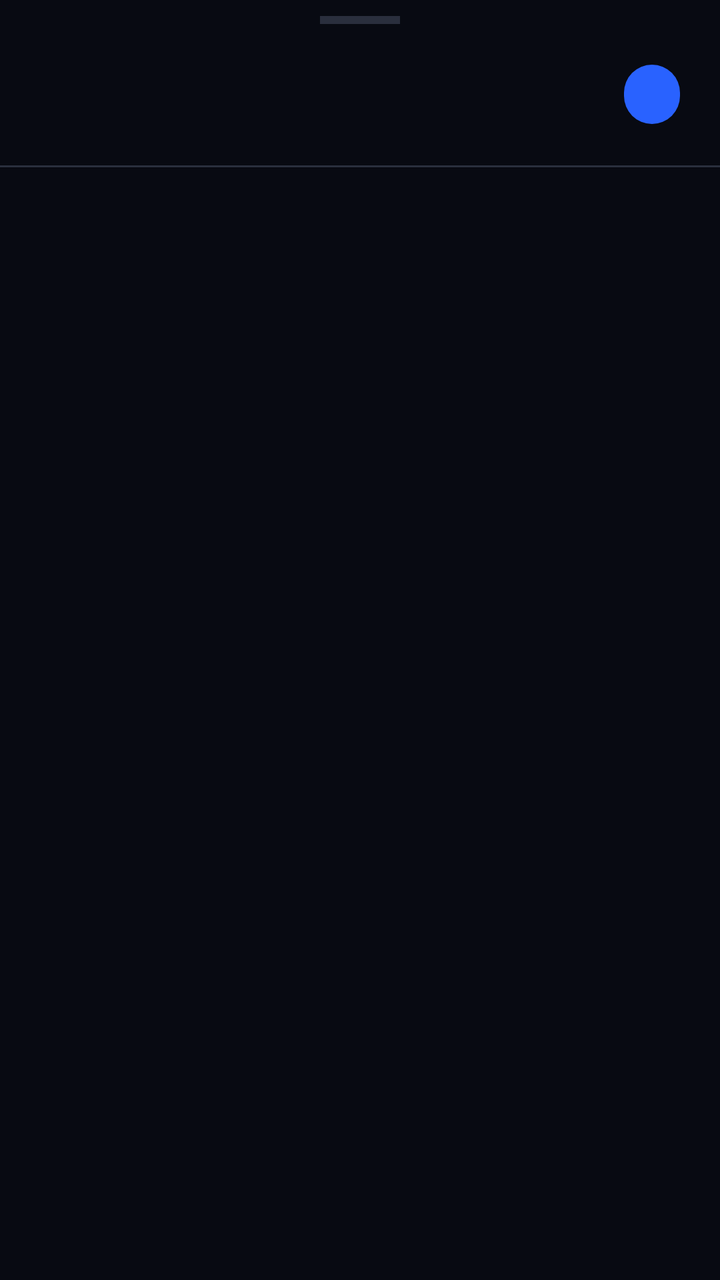
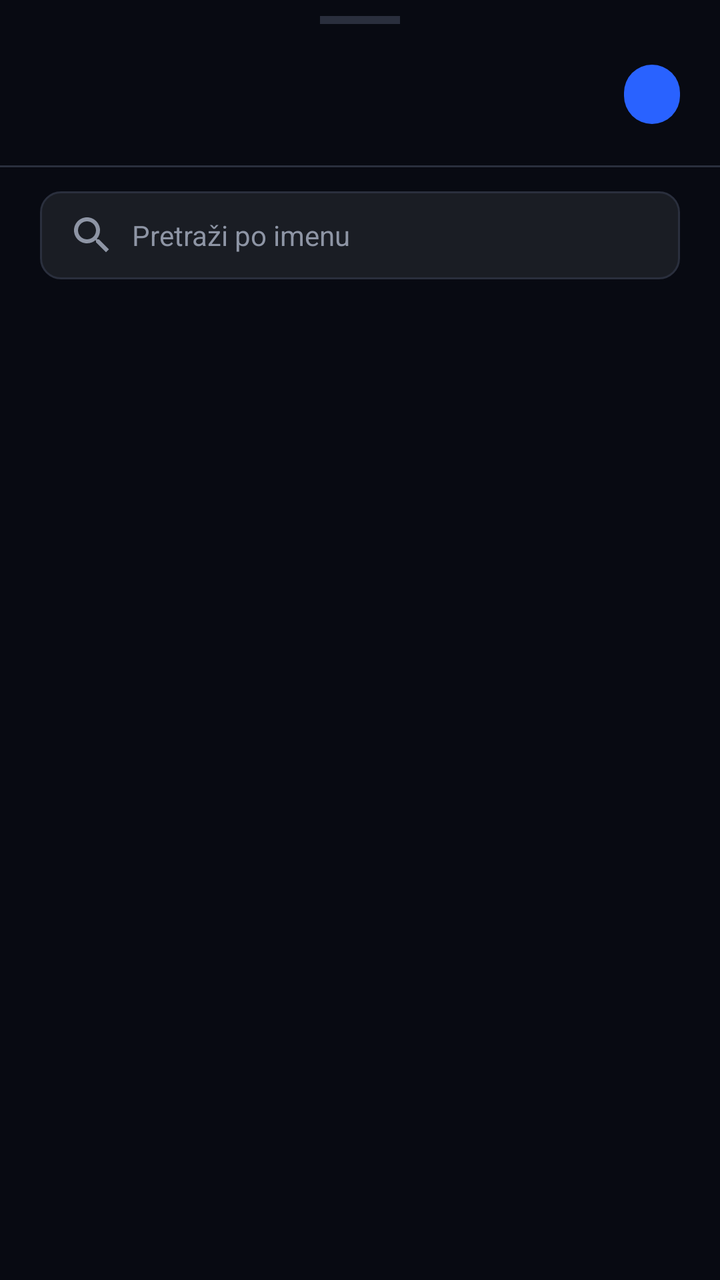

An Android layout rendered at two revisions. The XML below is the earlier revision; the diff shows what the commit changed to produce the second picture.
<!-- AndroidManifest.xml: application theme Theme.FootMash -->
<!-- res/layout/bottom_sheet_player_market.xml -->
<?xml version="1.0" encoding="utf-8"?>
<LinearLayout xmlns:android="http://schemas.android.com/apk/res/android"
    android:layout_width="match_parent"
    android:layout_height="match_parent"
    android:orientation="vertical"
    android:background="@color/background">

    
    <View
        android:layout_width="40dp"
        android:layout_height="4dp"
        android:layout_gravity="center_horizontal"
        android:layout_marginTop="8dp"
        android:layout_marginBottom="12dp"
        android:background="@color/divider" />

    <LinearLayout
        android:layout_width="match_parent"
        android:layout_height="wrap_content"
        android:orientation="horizontal"
        android:paddingHorizontal="20dp"
        android:paddingBottom="12dp"
        android:gravity="center_vertical">

        <LinearLayout
            android:layout_width="0dp"
            android:layout_height="wrap_content"
            android:layout_weight="1"
            android:orientation="vertical">

            <TextView
                android:id="@+id/textSlotTitle"
                android:layout_width="wrap_content"
                android:layout_height="wrap_content"
                android:textColor="@color/text_primary"
                android:textSize="20sp"
                android:textStyle="bold" />

            <TextView
                android:id="@+id/textSlotSubtitle"
                android:layout_width="wrap_content"
                android:layout_height="wrap_content"
                android:textColor="@color/text_secondary"
                android:textSize="13sp"
                android:layout_marginTop="2dp" />

        </LinearLayout>

        <TextView
            android:id="@+id/textBudgetChip"
            android:layout_width="wrap_content"
            android:layout_height="wrap_content"
            android:background="@drawable/bg_pill_selected"
            android:textColor="@color/text_on_primary"
            android:textSize="13sp"
            android:textStyle="bold"
            android:paddingHorizontal="14dp"
            android:paddingVertical="6dp" />

    </LinearLayout>

    <View
        android:layout_width="match_parent"
        android:layout_height="1dp"
        android:background="@color/divider" />

    <TextView
        android:id="@+id/textEmpty"
        android:layout_width="match_parent"
        android:layout_height="wrap_content"
        android:text="Nema dostupnih igrača za ovaj proračun."
        android:textColor="@color/text_secondary"
        android:textSize="14sp"
        android:gravity="center"
        android:padding="24dp"
        android:visibility="gone" />

    <androidx.recyclerview.widget.RecyclerView
        android:id="@+id/recyclerCandidates"
        android:layout_width="match_parent"
        android:layout_height="0dp"
        android:layout_weight="1"
        android:paddingTop="8dp"
        android:paddingBottom="16dp"
        android:clipToPadding="false" />

</LinearLayout>
<!-- resources referenced by this layout -->
<resources>
  <color name="background">#080A12</color>
  <color name="divider">#2A2F3D</color>
  <color name="text_on_primary">#FFFFFF</color>
  <color name="text_primary">#FFFFFF</color>
  <color name="text_secondary">#8E95A5</color>
  <!-- drawable bg_pill_selected (drawable) -->
  <?xml version="1.0" encoding="utf-8"?>
  <shape xmlns:android="http://schemas.android.com/apk/res/android" android:shape="rectangle">
      <solid android:color="@color/accent_blue"/>
      <corners android:radius="24dp"/>
  </shape>
  <color name="accent_blue">#2962FF</color>
  <color name="primary">#080A12</color>
  <color name="primary_dark">#05070D</color>
  <color name="surface">#1A1D24</color>
  <style name="TextAppearance.FootMash.Headline1" parent="TextAppearance.MaterialComponents.Headline1">
          <item name="android:fontFamily">sans-serif</item>
          <item name="android:textColor">@color/text_primary</item>
      </style>
  <style name="TextAppearance.FootMash.Headline2" parent="TextAppearance.MaterialComponents.Headline2">
          <item name="android:fontFamily">sans-serif-medium</item>
          <item name="android:textColor">@color/text_primary</item>
      </style>
  <style name="TextAppearance.FootMash.Headline3" parent="TextAppearance.MaterialComponents.Headline3">
          <item name="android:fontFamily">sans-serif-medium</item>
          <item name="android:textColor">@color/text_primary</item>
      </style>
  <style name="TextAppearance.FootMash.Headline4" parent="TextAppearance.MaterialComponents.Headline4">
          <item name="android:fontFamily">sans-serif-bold</item>
          <item name="android:textStyle">bold</item>
          <item name="android:textColor">@color/text_primary</item>
      </style>
  <style name="TextAppearance.FootMash.Subtitle1" parent="TextAppearance.MaterialComponents.Subtitle1">
          <item name="android:fontFamily">sans-serif-medium</item>
          <item name="android:textColor">@color/text_primary</item>
          <item name="android:textSize">16sp</item>
      </style>
  <style name="TextAppearance.FootMash.Subtitle2" parent="TextAppearance.MaterialComponents.Subtitle2">
          <item name="android:fontFamily">sans-serif-medium</item>
          <item name="android:textColor">@color/text_secondary</item>
          <item name="android:textSize">14sp</item>
      </style>
  <style name="TextAppearance.FootMash.Body1" parent="TextAppearance.MaterialComponents.Body1">
          <item name="android:fontFamily">sans-serif</item>
          <item name="android:textColor">@color/text_primary</item>
          <item name="android:textSize">16sp</item>
      </style>
  <style name="TextAppearance.FootMash.Body2" parent="TextAppearance.MaterialComponents.Body2">
          <item name="android:fontFamily">sans-serif</item>
          <item name="android:textColor">@color/text_secondary</item>
          <item name="android:textSize">14sp</item>
      </style>
  <!-- unchanged entries left out for length: 3 -->
</resources>

<!-- the commit's change to res/layout/bottom_sheet_player_market.xml (unified diff, before → after) -->
@@ -64,11 +64,49 @@
         android:layout_height="1dp"
         android:background="@color/divider" />
 
+    
+    <EditText
+        android:id="@+id/inputSearch"
+        android:layout_width="match_parent"
+        android:layout_height="wrap_content"
+        android:layout_marginHorizontal="20dp"
+        android:layout_marginTop="12dp"
+        android:background="@drawable/bg_search_field"
+        android:hint="Pretraži po imenu"
+        android:textColorHint="@color/text_secondary"
+        android:textColor="@color/text_primary"
+        android:textSize="14sp"
+        android:paddingHorizontal="14dp"
+        android:paddingVertical="10dp"
+        android:inputType="textPersonName"
+        android:maxLines="1"
+        android:imeOptions="actionSearch"
+        android:drawableStart="@drawable/ic_search"
+        android:drawableTint="@color/text_secondary"
+        android:drawablePadding="8dp" />
+
+    
+    <HorizontalScrollView
+        android:id="@+id/filterChipsScroll"
+        android:layout_width="match_parent"
+        android:layout_height="wrap_content"
+        android:layout_marginTop="10dp"
+        android:paddingHorizontal="20dp"
+        android:scrollbars="none">
+
+        <LinearLayout
+            android:id="@+id/filterChips"
+            android:layout_width="wrap_content"
+            android:layout_height="wrap_content"
+            android:orientation="horizontal" />
+
+    </HorizontalScrollView>
+
     <TextView
         android:id="@+id/textEmpty"
         android:layout_width="match_parent"
         android:layout_height="wrap_content"
-        android:text="Nema dostupnih igrača za ovaj proračun."
+        android:text="Nema rezultata pretrage."
         android:textColor="@color/text_secondary"
         android:textSize="14sp"
         android:gravity="center"
<!-- resource entries referenced after the edit -->
@@ -11,6 +11,25 @@
       <solid android:color="@color/accent_blue"/>
       <corners android:radius="24dp"/>
   </shape>
+  <!-- drawable bg_search_field (drawable) -->
+  <?xml version="1.0" encoding="utf-8"?>
+  <shape xmlns:android="http://schemas.android.com/apk/res/android"
+      android:shape="rectangle">
+      <solid android:color="@color/surface" />
+      <corners android:radius="10dp" />
+      <stroke android:width="1dp" android:color="@color/divider" />
+  </shape>
+  <!-- drawable ic_search (drawable) -->
+  <vector xmlns:android="http://schemas.android.com/apk/res/android"
+      android:width="24dp"
+      android:height="24dp"
+      android:viewportWidth="24"
+      android:viewportHeight="24"
+      android:tint="@color/text_secondary">
+      <path
+          android:fillColor="@android:color/white"
+          android:pathData="M15.5,14h-0.79l-0.28,-0.27C15.41,12.59 16,11.11 16,9.5 16,5.91 13.09,3 9.5,3S3,5.91 3,9.5 5.91,16 9.5,16c1.61,0 3.09,-0.59 4.23,-1.57l0.27,0.28v0.79l5,4.99L20.49,19l-4.99,-5zM9.5,14C7.01,14 5,11.99 5,9.5S7.01,5 9.5,5 14,7.01 14,9.5 11.99,14 9.5,14z"/>
+  </vector>
   <color name="accent_blue">#2962FF</color>
   <color name="primary">#080A12</color>
   <color name="primary_dark">#05070D</color>
